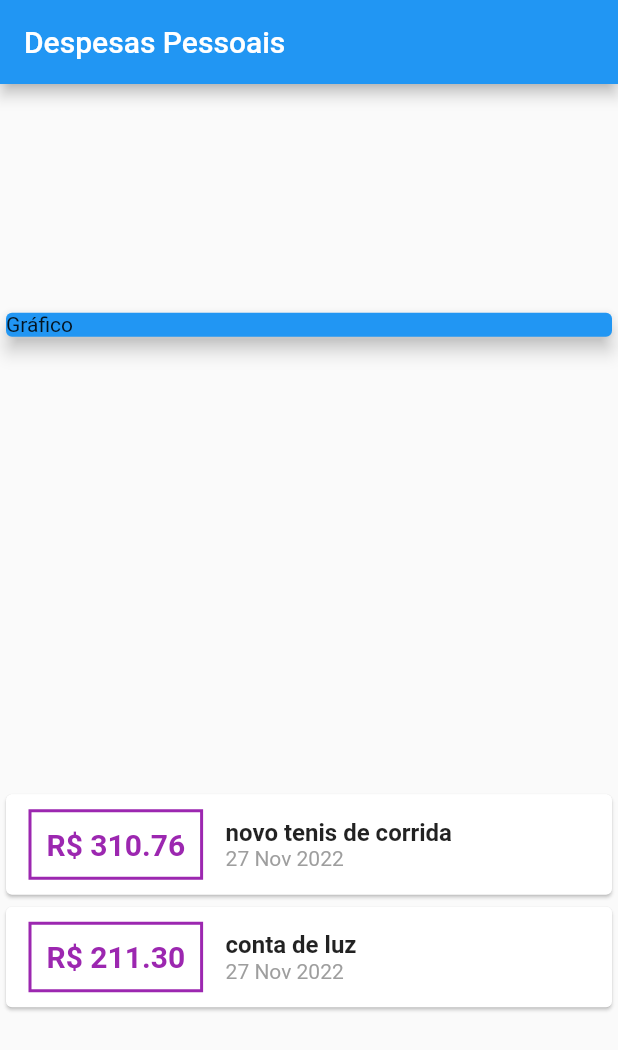
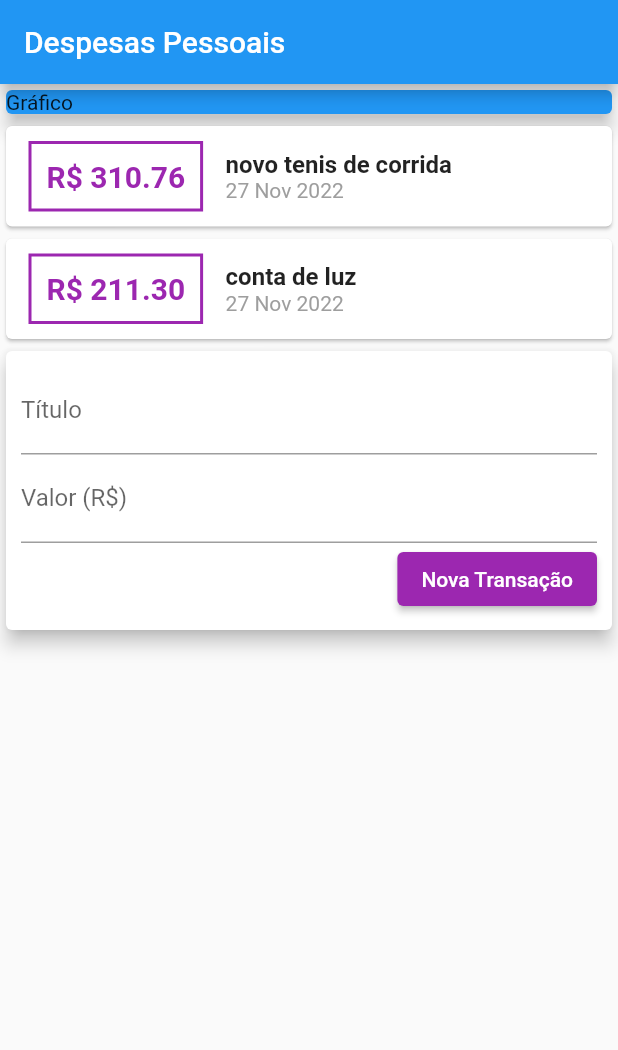
Before and after one commit to Daniel-Veloso/flutter_expenses, a Flutter app: the screen it shows after launch, on a phone screen of 412 x 824 dp. Shown: the top 1050 px of the screen. Run offline on Flutter 3.47's test engine with Material 2 defaults, Android fonts, the phone set to English and light mode, and no system bars.

Commit message:
Initial transaction registration card created (without modal)

```diff
--- a/lib/main.dart
+++ b/lib/main.dart
@@ -19,6 +19,10 @@ class ExpensesApp extends StatelessWidget{
 }
 
 class MyHomePage extends StatelessWidget{
+
+  final titleController = TextEditingController();
+  final valueController = TextEditingController();
+
   final _transaction = [
     Transaction(
       id: 't1',
@@ -41,7 +45,6 @@ class MyHomePage extends StatelessWidget{
         title: const Text('Despesas Pessoais'),
       ),
       body: Column(
-        mainAxisAlignment: MainAxisAlignment.spaceAround,
         crossAxisAlignment: CrossAxisAlignment.stretch,
         children: [
           Container(
@@ -100,6 +103,43 @@ class MyHomePage extends StatelessWidget{
               );
             }).toList(),
           ),
+          Card(
+            elevation: 5,
+            child: Padding(
+              padding: const EdgeInsets.all(10),
+              child: Column(
+                children: [
+                  TextField(
+                    controller: titleController,
+                    decoration: InputDecoration(
+                      labelText: 'Título',
+                    ),
+                  ),
+                  TextField(
+                    controller: valueController,
+                    decoration: InputDecoration(
+                      labelText: 'Valor (R\$)',
+                    ),
+                  ),
+                  Row(
+                    mainAxisAlignment: MainAxisAlignment.end,
+                    children: [
+                      ElevatedButton(
+                        onPressed: (){
+                          print(titleController.text);
+                          print(valueController.text);
+                        },
+                        child: Text('Nova Transação'),
+                        style: ElevatedButton.styleFrom(
+                          backgroundColor: Colors.purple
+                        ),
+                      ),
+                    ],
+                  ),
+                ],
+              ),
+            ),
+          ),
         ],
       ),
     );
```
